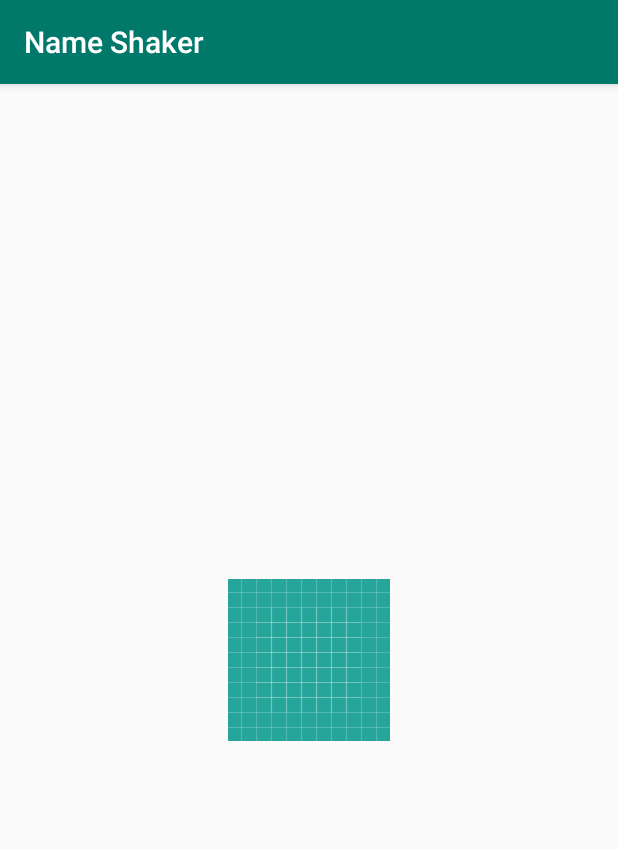
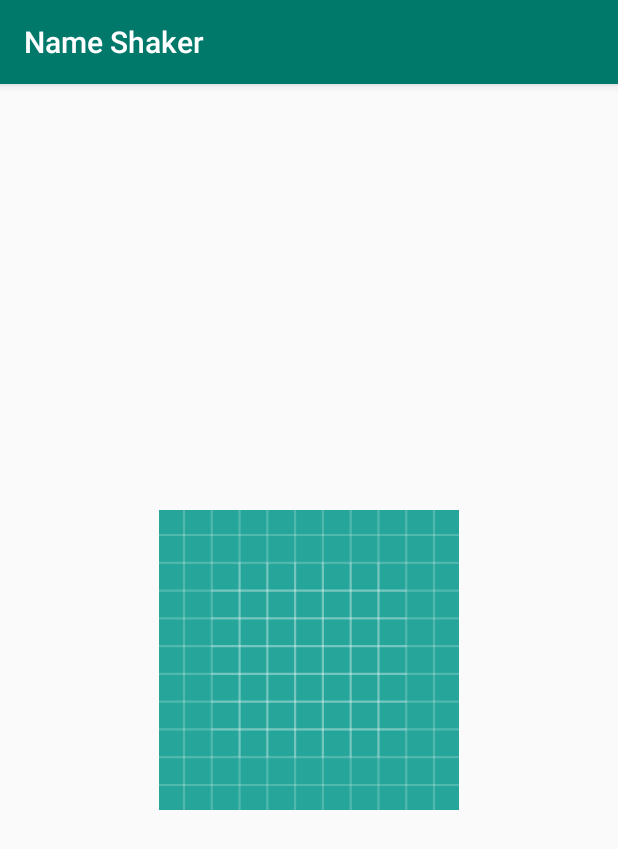
Before and after one commit to hypeapps/NamingGen, an Android app: the SplashActivity screen opened directly, with no data from a screen before it, on a phone screen of 412 x 824 dp. Shown: the top 849 px of the screen. Run offline under Robolectric (Android 15) with nearby library versions, the phone set to English and light mode, and no system bars; our stand-ins replace ButterKnife; libraries missing offline, so code that uses them is left out: com.daimajia.androidanimations; network calls fail; 1 statement that could not run was skipped.

Commit message:
Fix: splash activity.

```diff
--- a/app/src/main/AndroidManifest.xml
+++ b/app/src/main/AndroidManifest.xml
@@ -24,7 +24,7 @@
             <intent-filter>
                 <action android:name="android.intent.action.MAIN" />
 
-                <category android:name="android.intent.category.LAUNCHER" />
+                <category android:name="android.intent.category.DEFAULT" />
             </intent-filter>
         </activity>
 
@@ -32,7 +32,7 @@
             <intent-filter>
                 <action android:name="android.intent.action.MAIN" />
 
-                <category android:name="android.intent.category.DEFAULT" />
+                <category android:name="android.intent.category.LAUNCHER" />
             </intent-filter>
         </activity>
 
--- a/app/src/main/java/com/zaleski/rafal/nameshaker/features/splashscreen/SplashActivity.java
+++ b/app/src/main/java/com/zaleski/rafal/nameshaker/features/splashscreen/SplashActivity.java
@@ -1,7 +1,5 @@
 package com.zaleski.rafal.nameshaker.features.splashscreen;
 
-import android.animation.Animator;
-import android.animation.AnimatorListenerAdapter;
 import android.animation.ValueAnimator;
 import android.content.Intent;
 import android.os.Bundle;
@@ -20,7 +18,7 @@ public class SplashActivity extends AppCompatActivity implements SplashView {
 
     private final SplashPresenter presenter = new SplashPresenter();
 
-    private ValueAnimator animator = new ValueAnimator();
+    private ValueAnimator animator = ValueAnimator.ofInt(0, 100);
 
     @BindView(R.id.splash_logo)
     public ImageView logo;
@@ -41,20 +39,21 @@ public class SplashActivity extends AppCompatActivity implements SplashView {
 
     @Override
     public void startSplash() {
-        this.animator.setIntValues(0, 1);
         animator.setDuration(2000);
-        animator.addListener(new AnimatorListenerAdapter() {
-            @Override
-            public void onAnimationEnd(Animator animation, boolean isReverse) {
-                presenter.onSplashEnd();
+        animator.addUpdateListener(new ValueAnimator.AnimatorUpdateListener() {
+            public void onAnimationUpdate(ValueAnimator animation) {
+                if ((int) animation.getAnimatedValue() == 100) {
+                    presenter.onSplashEnd();
+                }
             }
         });
+
         animator.start();
     }
 
     @Override
     public void interruptSplash() {
-        if (animator.isStarted()) {
+        if (animator != null && animator.isStarted()) {
             animator.cancel();
         }
     }
@@ -68,5 +67,6 @@ public class SplashActivity extends AppCompatActivity implements SplashView {
     public void navigateToMainActivity() {
         Intent intent = new Intent(this, MainActivity.class);
         startActivity(intent);
+        finish();
     }
 }
--- a/app/src/main/java/com/zaleski/rafal/nameshaker/features/splashscreen/SplashPresenter.java
+++ b/app/src/main/java/com/zaleski/rafal/nameshaker/features/splashscreen/SplashPresenter.java
@@ -14,7 +14,7 @@ public class SplashPresenter extends Presenter<SplashView> {
     @Override
     protected void onDetachView() {
         super.onDetachView();
-        this.view.interruptSplash();
+        if (this.view != null) this.view.interruptSplash();
     }
 
     public void onSplashEnd() {
--- a/app/src/main/java/com/zaleski/rafal/nameshaker/features/splashscreen/SplashView.java
+++ b/app/src/main/java/com/zaleski/rafal/nameshaker/features/splashscreen/SplashView.java
@@ -11,4 +11,5 @@ public interface SplashView extends View {
     void interruptSplash();
 
     void navigateToMainActivity();
+
 }
--- a/app/src/main/res/layout/activity_splash.xml
+++ b/app/src/main/res/layout/activity_splash.xml
@@ -8,8 +8,8 @@
 
     <ImageView
         android:id="@+id/splash_logo"
-        android:layout_width="wrap_content"
-        android:layout_height="wrap_content"
+        android:layout_width="200dp"
+        android:layout_height="200dp"
         android:src="@drawable/ic_launcher_background" />
 
 </LinearLayout>
```
